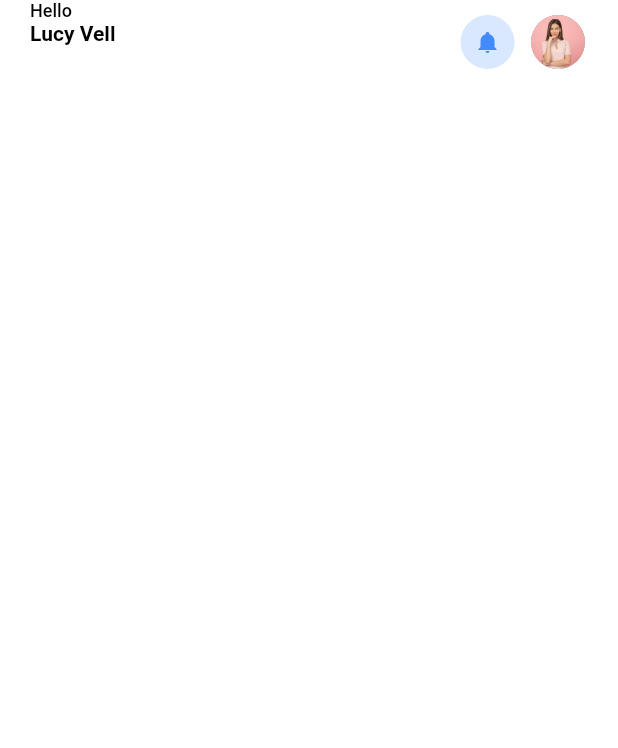
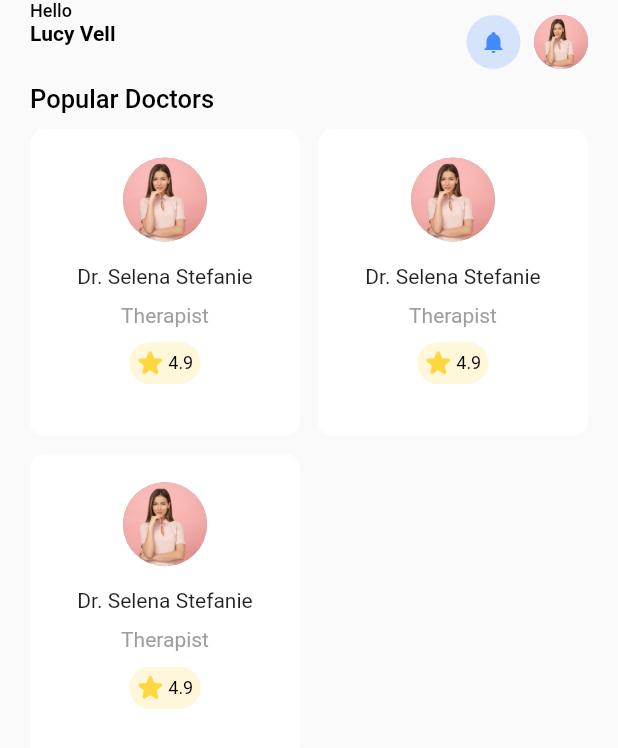
Before and after one commit to bcmehdi8/Doctor_finder, a Flutter app: the screen it shows after launch, on a phone screen of 412 x 824 dp. Shown: the top 748 px of the screen. Run offline on Flutter 3.47's test engine with Material 2 defaults, Android fonts, the phone set to English and light mode, and no system bars; our stand-ins replace flutter_svg.

Commit message:
Add popular doctors section

```diff
--- a/lib/core/utils/app_assets.dart
+++ b/lib/core/utils/app_assets.dart
@@ -2,4 +2,5 @@ class TAssets {
   static const String moreLinesIcon = "assets/icons/TablerMenu2.svg";
   static const String women1 = "assets/images/women-1.jpg";
   static const String bellFilled = "assets/icons/MdiBell.svg";
+  static const String starFilled = "assets/icons/PhStarFill.svg";
 }
--- a/lib/core/widgets/circle_avatar.dart
+++ b/lib/core/widgets/circle_avatar.dart
@@ -7,23 +7,27 @@ class TCircleAvatar extends StatelessWidget {
     Key? key,
     this.fallBackText,
     this.isNetwork = false,
+    this.radius,
   }) : super(key: key);
 
   final String? imagePath;
   final String? fallBackText;
   final bool? isNetwork;
+  final double? radius;
 
   @override
   Widget build(BuildContext context) {
     bool isSvg = imagePath != null ? imagePath!.endsWith('svg') : false;
     return imagePath != null
         ? CircleAvatar(
+            radius: radius ?? 18,
             backgroundColor: Colors.grey,
             backgroundImage: AssetImage(
               imagePath!,
             ),
           )
         : CircleAvatar(
+            radius: radius ?? 18,
             backgroundColor: Colors.blueAccent,
             child: Text(
               fallBackText ?? "??",
--- a/lib/main.dart
+++ b/lib/main.dart
@@ -16,9 +16,10 @@ class MyApp extends StatelessWidget {
       debugShowCheckedModeBanner: false,
       title: 'Flutter Demo',
       theme: ThemeData(
-          primarySwatch: Colors.blue,
-          appBarTheme: AppBarTheme(color: Colors.white),
-          scaffoldBackgroundColor: Colors.white),
+        primarySwatch: Colors.blue,
+        appBarTheme: AppBarTheme(color: Colors.white),
+        //  scaffoldBackgroundColor: Colors.white,
+      ),
       home: const HomePage(),
     );
   }
--- a/lib/modules/home/page/home_page.dart
+++ b/lib/modules/home/page/home_page.dart
@@ -1,6 +1,7 @@
 import 'package:doctor/core/constants/constants.dart';
 import 'package:doctor/core/utils/app_assets.dart';
 import 'package:doctor/core/widgets/circle_avatar.dart';
+import 'package:doctor/modules/home/page/widgets/popular_doctors.dart';
 import 'package:flutter/material.dart';
 import 'package:flutter_svg/flutter_svg.dart';
 
@@ -14,8 +15,10 @@ class HomePage extends StatelessWidget {
         child: Padding(
           padding: const EdgeInsets.symmetric(horizontal: TDefaultPadding),
           child: Column(
+            crossAxisAlignment: CrossAxisAlignment.start,
             children: [
               _buildAppBar(),
+              _buildPopularDoctors(),
             ],
           ),
         ),
@@ -75,4 +78,8 @@ class HomePage extends StatelessWidget {
       ]),
     );
   }
+
+  Widget _buildPopularDoctors() {
+    return const PopularDoctorsSection();
+  }
 }
--- /dev/null
+++ b/lib/modules/home/page/widgets/popular_doctors.dart
@@ -0,0 +1,91 @@
+import 'package:doctor/core/utils/app_assets.dart';
+import 'package:doctor/core/widgets/circle_avatar.dart';
+import 'package:flutter/material.dart';
+import 'package:flutter_svg/svg.dart';
+
+class PopularDoctorsSection extends StatelessWidget {
+  const PopularDoctorsSection({Key? key}) : super(key: key);
+
+  @override
+  Widget build(BuildContext context) {
+    return Column(
+      crossAxisAlignment: CrossAxisAlignment.start,
+      children: [
+        const Text(
+          'Popular Doctors',
+          style: TextStyle(
+            color: Colors.black,
+            fontSize: 17,
+            fontWeight: FontWeight.w500,
+          ),
+        ),
+        const SizedBox(height: 10),
+        GridView.builder(
+          itemCount: 3,
+          shrinkWrap: true,
+          itemBuilder: ((context, index) => _buildDoctorBox()),
+          gridDelegate: const SliverGridDelegateWithFixedCrossAxisCount(
+            crossAxisCount: 2,
+            crossAxisSpacing: 12,
+            mainAxisSpacing: 12,
+            childAspectRatio: 0.88,
+          ),
+        )
+      ],
+    );
+  }
+
+  Widget _buildDoctorBox() {
+    return Container(
+      decoration: BoxDecoration(
+        color: Colors.white,
+        borderRadius: BorderRadius.circular(10),
+      ),
+      child: Padding(
+        padding: const EdgeInsets.all(19.0),
+        child: Column(
+          children: [
+            const TCircleAvatar(
+              TAssets.women1,
+              radius: 28,
+            ),
+            const SizedBox(height: 15),
+            const Text('Dr. Selena Stefanie'),
+            const SizedBox(height: 10),
+            const Text(
+              'Therapist',
+              style: TextStyle(color: Colors.grey),
+            ),
+            const SizedBox(height: 10),
+            Container(
+              decoration: BoxDecoration(
+                  color: Colors.amberAccent.withOpacity(0.2),
+                  borderRadius: BorderRadius.circular(15)),
+              child: Padding(
+                padding: const EdgeInsets.all(5.0),
+                child: Row(
+                  mainAxisSize: MainAxisSize.min,
+                  children: [
+                    SvgPicture.asset(
+                      TAssets.starFilled,
+                      color: Colors.amberAccent,
+                      height: 18,
+                    ),
+                    const SizedBox(width: 3),
+                    const Text(
+                      '4.9',
+                      style: TextStyle(
+                        color: Colors.black,
+                        fontSize: 12,
+                      ),
+                    )
+                  ],
+                ),
+              ),
+            )
+          ],
+        ),
+      ),
+    );
+  }
+}
```
Also changed, not shown: assets/icons/PhStarFill.svg (added).
